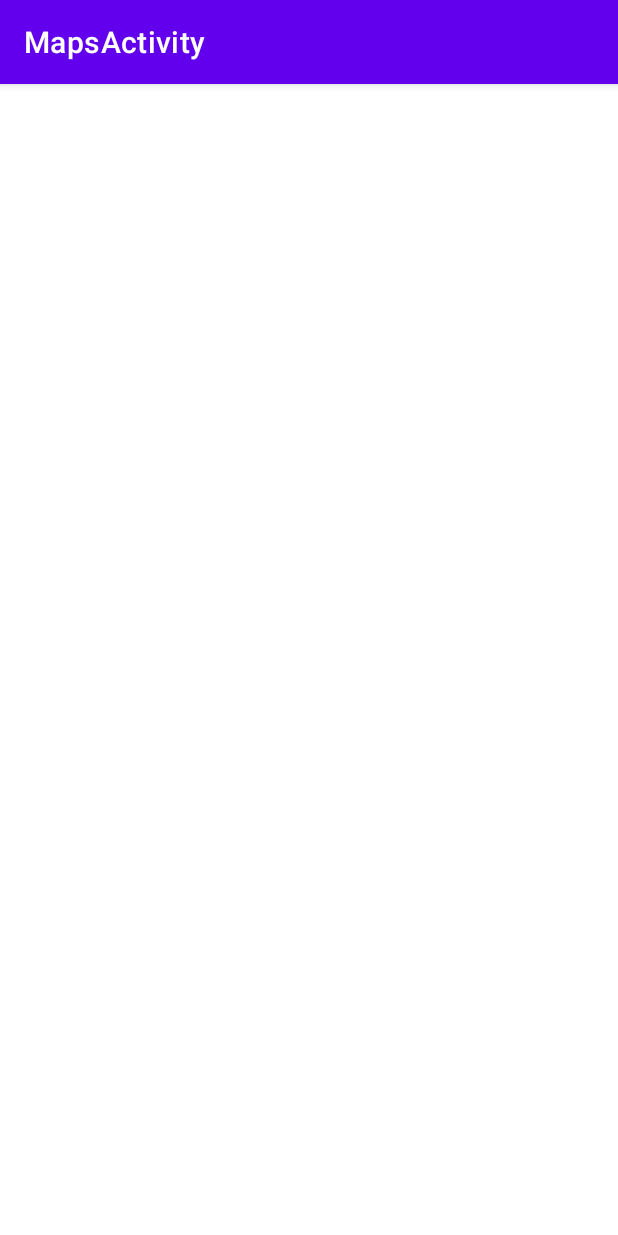
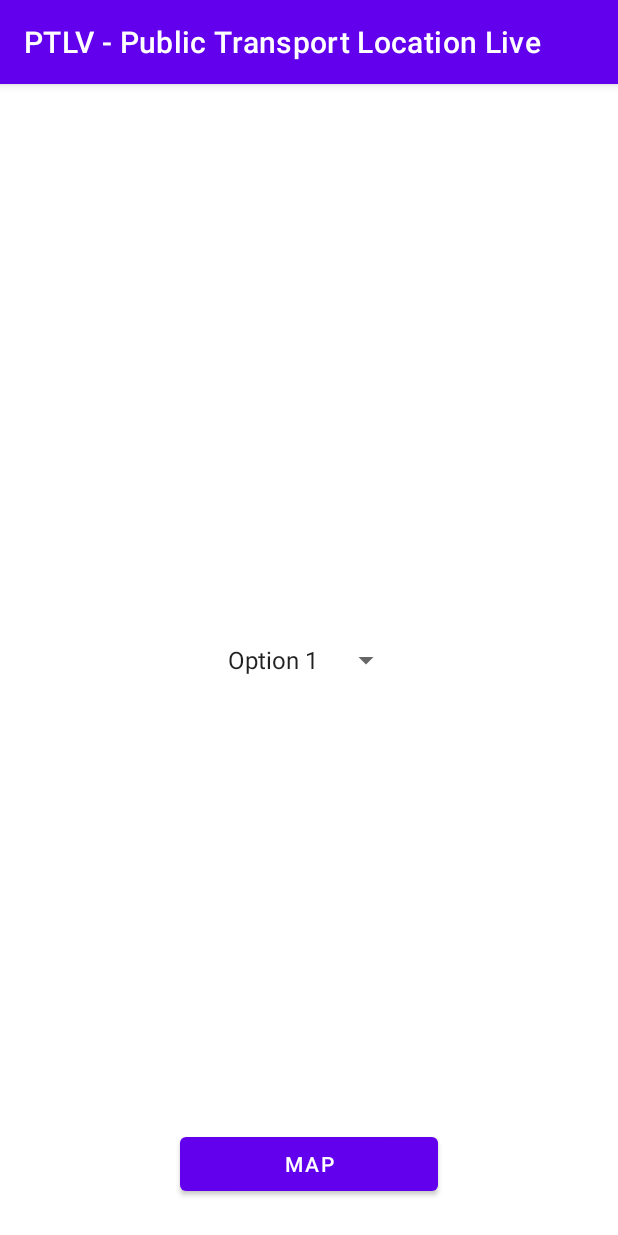
Before and after one commit to Pachito23/MSA-project, an Android app: the screen it shows after launch (MapsActivity), on a phone screen of 412 x 824 dp. Run offline under Robolectric (Android 15) with nearby library versions, the light colour scheme and no system bars.

Commit message:
Main view & map view with back button

```diff
--- a/app/src/main/java/com/example/ptlv/MapsActivity.kt
+++ b/app/src/main/java/com/example/ptlv/MapsActivity.kt
@@ -1,15 +1,17 @@
 package com.example.ptlv
 
+import android.os.Bundle
+import android.view.View
+import android.widget.*
 import androidx.appcompat.app.AppCompatActivity
-import android.os.Bundle
 
 import com.google.android.gms.maps.CameraUpdateFactory
 import com.google.android.gms.maps.GoogleMap
 import com.google.android.gms.maps.OnMapReadyCallback
-import com.google.android.gms.maps.SupportMapFragment
 import com.google.android.gms.maps.model.LatLng
 import com.google.android.gms.maps.model.MarkerOptions
 import com.example.ptlv.databinding.ActivityMapsBinding
+import com.google.android.gms.maps.SupportMapFragment
 import com.google.android.gms.maps.model.Marker
 
 class MapsActivity : AppCompatActivity(), OnMapReadyCallback {
@@ -19,6 +21,69 @@ class MapsActivity : AppCompatActivity(), OnMapReadyCallback {
     var marker: Marker? = null
 
     override fun onCreate(savedInstanceState: Bundle?) {
+        super.onCreate(savedInstanceState)
+        //setContentView(R.layout.activity_main)
+
+        MainView()
+    }
+
+    fun MapView() {
+        setContentView(R.layout.activity_maps)
+
+        // Obtain the SupportMapFragment and get notified when the map is ready to be used.
+        val mapFragment = supportFragmentManager
+            .findFragmentById(R.id.map) as SupportMapFragment
+        mapFragment.getMapAsync(this)
+
+        val BackButton = findViewById<ImageView>(R.id.BackButton)
+
+        BackButton.setOnClickListener {
+            // Code to be executed when the button is clicked
+            // For example, you can display a toast message
+            Toast.makeText(this, "Button Clicked!", Toast.LENGTH_SHORT).show()
+            MainView()
+        }
+    }
+    fun MainView(){
+        setContentView(R.layout.activity_main)
+
+        val spinner = findViewById<Spinner>(R.id.spinner)
+
+        val adapter = ArrayAdapter.createFromResource(
+            this,
+            R.array.spinner_options, android.R.layout.simple_spinner_item
+        )
+
+        adapter.setDropDownViewResource(android.R.layout.simple_spinner_dropdown_item)
+        spinner.adapter = adapter
+
+        spinner.onItemSelectedListener = object : AdapterView.OnItemSelectedListener {
+            override fun onItemSelected(
+                parent: AdapterView<*>?,
+                view: View?,
+                position: Int,
+                id: Long
+            ) {
+                val selectedItem = parent?.getItemAtPosition(position).toString()
+                // Do something with the selected item
+            }
+
+            override fun onNothingSelected(parent: AdapterView<*>?) {
+                // Do something when nothing is selected
+            }
+        }
+
+        val myButton = findViewById<Button>(R.id.Map)
+
+        myButton.setOnClickListener {
+            // Code to be executed when the button is clicked
+            // For example, you can display a toast message
+            Toast.makeText(this, "Button Clicked!", Toast.LENGTH_SHORT).show()
+            MapView()
+        }
+    }
+
+    /*override fun onCreate(savedInstanceState: Bundle?) {
         super.onCreate(savedInstanceState)
 
         binding = ActivityMapsBinding.inflate(layoutInflater)
@@ -30,7 +95,7 @@ class MapsActivity : AppCompatActivity(), OnMapReadyCallback {
         mapFragment.getMapAsync(this)
 
         move_marker_to(mMap,12.0,12.0)
-    }
+    }*/
 
     override fun onMapReady(googleMap: GoogleMap) {
         mMap = googleMap
@@ -49,4 +114,6 @@ class MapsActivity : AppCompatActivity(), OnMapReadyCallback {
             Thread.sleep(1000)
         }
     }
+
+    //TO DO: use fragments to switch view
 }
--- /dev/null
+++ b/app/src/main/res/layout/activity_main.xml
@@ -0,0 +1,32 @@
+<?xml version="1.0" encoding="utf-8"?>
+<androidx.constraintlayout.widget.ConstraintLayout xmlns:android="http://schemas.android.com/apk/res/android"
+    xmlns:app="http://schemas.android.com/apk/res-auto"
+    xmlns:tools="http://schemas.android.com/tools"
+    android:layout_width="match_parent"
+    android:layout_height="match_parent"
+    tools:context=".MapsActivity">
+
+    <Spinner
+        android:id="@+id/spinner"
+        android:layout_width="wrap_content"
+        android:layout_height="wrap_content"
+        android:contentDescription="@string/app_name"
+        android:minHeight="48dp"
+        app:layout_constraintBottom_toBottomOf="parent"
+        app:layout_constraintEnd_toEndOf="parent"
+        app:layout_constraintStart_toStartOf="parent"
+        app:layout_constraintTop_toTopOf="parent" />
+
+    <Button
+        android:id="@+id/Map"
+        android:layout_width="0dp"
+        android:layout_height="wrap_content"
+        android:layout_marginStart="120dp"
+        android:layout_marginEnd="120dp"
+        android:layout_marginBottom="24dp"
+        android:text="Map"
+        app:layout_constraintBottom_toBottomOf="parent"
+        app:layout_constraintEnd_toEndOf="parent"
+        app:layout_constraintStart_toStartOf="parent" />
+
+</androidx.constraintlayout.widget.ConstraintLayout>
--- a/app/src/main/res/values/strings.xml
+++ b/app/src/main/res/values/strings.xml
@@ -1,4 +1,10 @@
 <resources>
     <string name="app_name">PTLV</string>
-    <string name="title_activity_maps">MapsActivity</string>
+    <string name="title_activity_maps">PTLV - Public Transport Location Live</string>
+
+    <string-array name="spinner_options">
+        <item>Option 1</item>
+        <item>Option 2</item>
+        <item>Option 3</item>
+    </string-array>
 </resources>
```
Also changed, not shown: app/src/main/res/layout/activity_maps.xml (+25 -4 lines), app/src/main/res/drawable/icons8_back_arrow_96.png (added).
